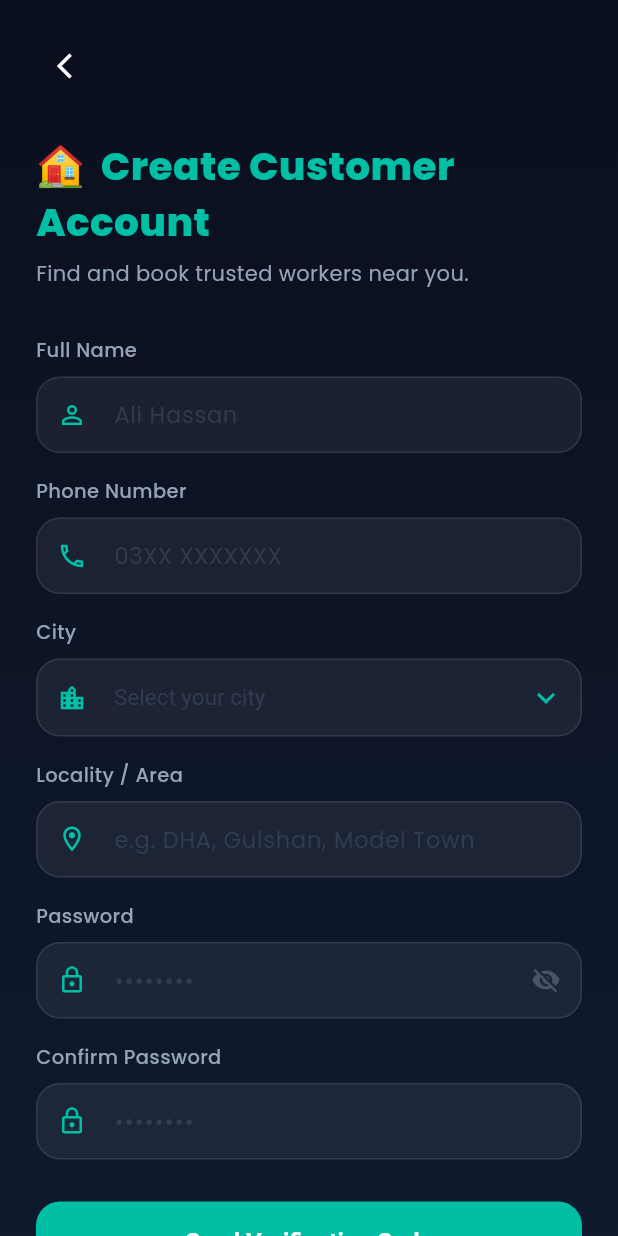
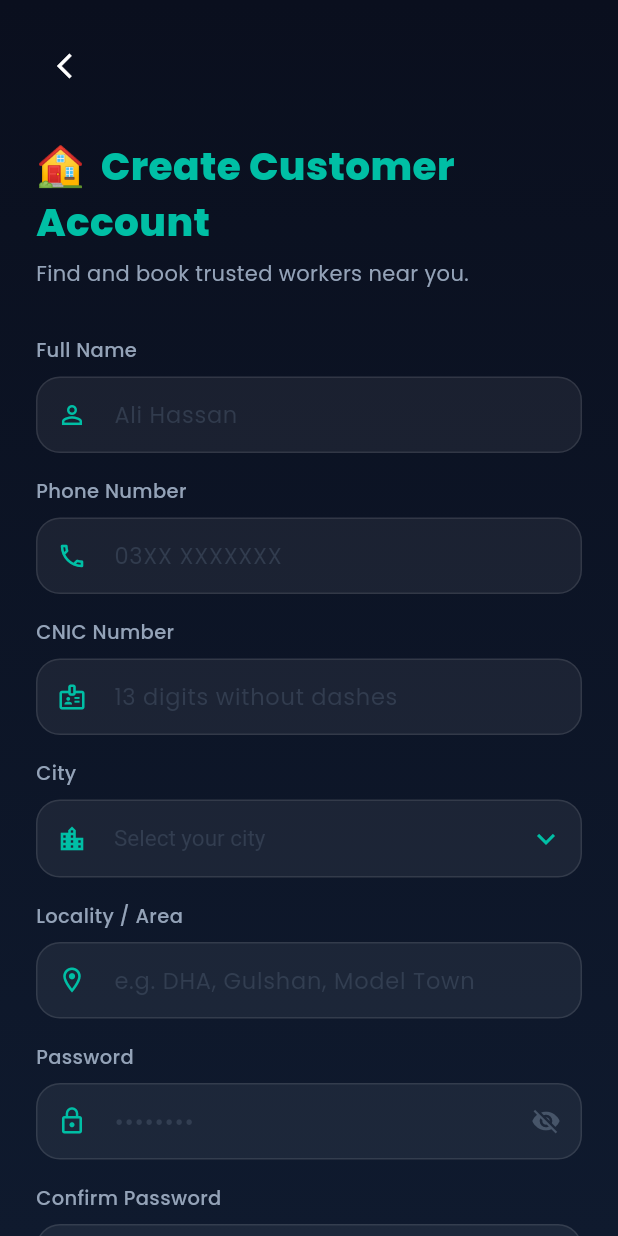
Before and after one commit to fastwithkamran/KaamYaab, a Flutter app: the CustomerSignupScreen screen opened directly, on a phone screen of 412 x 824 dp. Run offline on Flutter 3.47's test engine with Material 3 defaults, Android fonts, the phone set to English and light mode, and no system bars; drawn by our look-alikes of flutter_animate; our stand-ins replace fl_chart, flutter_riverpod, flutter_tts, geolocator, google_fonts, image_picker and 1 more; accounts and stored records are empty.

Commit message:
Remove email integration and add CNIC field with 13-digit validation
Agent-Logs-Url: https://github.com/fastwithkamran/Hackathon_Project/sessions/05fa6444-6a97-4190-970f-8c8846c6b273

Co-authored-by: mansoorahmedsurti <148683467+mansoorahmedsurti@users.noreply.github.com>

```diff
--- a/lib/models/user_model.dart
+++ b/lib/models/user_model.dart
@@ -4,7 +4,7 @@ class AppUser {
   final String uid;
   final String name;
   final String phone;
-  final String email;
+  final String cnic;
   final String city;
   final String area;
   final UserRole role;
@@ -26,7 +26,7 @@ class AppUser {
     required this.uid,
     required this.name,
     required this.phone,
-    required this.email,
+    required this.cnic,
     required this.city,
     required this.area,
     required this.role,
@@ -63,7 +63,7 @@ class AppUser {
       uid: json['uid'] as String,
       name: json['name'] as String,
       phone: json['phone'] as String,
-      email: json['email'] as String? ?? '',
+      cnic: json['cnic'] as String? ?? '',
       city: json['city'] as String,
       area: json['area'] as String? ?? '',
       role: json['role'] == 'worker' ? UserRole.worker : UserRole.customer,
@@ -88,7 +88,7 @@ class AppUser {
         'uid': uid,
         'name': name,
         'phone': phone,
-        'email': email,
+        'cnic': cnic,
         'city': city,
         'area': area,
         'role': role == UserRole.worker ? 'worker' : 'customer',
@@ -115,7 +115,7 @@ class AppUser {
       uid: uid,
       name: name,
       phone: phone,
-      email: email,
+      cnic: cnic,
       city: city,
       area: area,
       role: role,
--- a/lib/screens/auth/customer_signup_screen.dart
+++ b/lib/screens/auth/customer_signup_screen.dart
@@ -19,6 +19,7 @@ class _CustomerSignupScreenState extends State<CustomerSignupScreen> {
   final _formKey = GlobalKey<FormState>();
   final _nameCtrl = TextEditingController();
   final _phoneCtrl = TextEditingController();
+  final _cnicCtrl = TextEditingController();
   final _passCtrl = TextEditingController();
   final _confirmPassCtrl = TextEditingController();
   final _areaCtrl = TextEditingController();
@@ -36,7 +37,7 @@ class _CustomerSignupScreenState extends State<CustomerSignupScreen> {
   @override
   void dispose() {
     _nameCtrl.dispose(); _phoneCtrl.dispose();
-    _passCtrl.dispose(); _confirmPassCtrl.dispose(); _areaCtrl.dispose();
+    _cnicCtrl.dispose(); _passCtrl.dispose(); _confirmPassCtrl.dispose(); _areaCtrl.dispose();
     super.dispose();
   }
 
@@ -66,7 +67,7 @@ class _CustomerSignupScreenState extends State<CustomerSignupScreen> {
 
     final user = AppUser(
       uid: '', name: _nameCtrl.text.trim(), phone: _phoneCtrl.text.trim(),
-      email: '', city: _selectedCity ?? '', area: _areaCtrl.text.trim(),
+      cnic: _cnicCtrl.text.trim(), city: _selectedCity ?? '', area: _areaCtrl.text.trim(),
       role: UserRole.customer, createdAt: DateTime.now(),
     );
 
@@ -123,6 +124,22 @@ class _CustomerSignupScreenState extends State<CustomerSignupScreen> {
                     validator: (v) {
                       if (v == null || v.isEmpty) return 'Phone is required';
                       if (v.length < 10) return 'Enter a valid phone number';
+                      return null;
+                    }),
+                  const SizedBox(height: 16),
+
+                  AuthGlassInput(controller: _cnicCtrl, label: 'CNIC Number', hint: '13 digits without dashes',
+                    prefixIcon: Icons.badge_outlined, accentColor: AppTheme.tealPrimary,
+                    keyboardType: TextInputType.number,
+                    inputFormatters: const [
+                      FilteringTextInputFormatter.digitsOnly,
+                      LengthLimitingTextInputFormatter(13),
+                    ],
+                    validator: (v) {
+                      if (v == null || v.isEmpty) return 'CNIC is required';
+                      if (!RegExp(r'^\d{13}$').hasMatch(v)) {
+                        return 'Enter 13 digits without dashes';
+                      }
                       return null;
                     }),
                   const SizedBox(height: 16),
--- a/lib/screens/auth/worker_signup_screen.dart
+++ b/lib/screens/auth/worker_signup_screen.dart
@@ -50,6 +50,7 @@ class _WorkerSignupScreenState extends State<WorkerSignupScreen> {
   final _formKey = GlobalKey<FormState>();
   final _nameCtrl = TextEditingController();
   final _phoneCtrl = TextEditingController();
+  final _cnicCtrl = TextEditingController();
   final _passCtrl = TextEditingController();
   final _confirmPassCtrl = TextEditingController();
   final _rateCtrl = TextEditingController();
@@ -78,7 +79,7 @@ class _WorkerSignupScreenState extends State<WorkerSignupScreen> {
   @override
   void dispose() {
     _nameCtrl.dispose(); _phoneCtrl.dispose(); _passCtrl.dispose();
-    _confirmPassCtrl.dispose(); _rateCtrl.dispose(); _bioCtrl.dispose();
+    _cnicCtrl.dispose(); _confirmPassCtrl.dispose(); _rateCtrl.dispose(); _bioCtrl.dispose();
     super.dispose();
   }
 
@@ -180,7 +181,7 @@ class _WorkerSignupScreenState extends State<WorkerSignupScreen> {
 
     final user = AppUser(
       uid: '', name: _nameCtrl.text.trim(), phone: _phoneCtrl.text.trim(),
-      email: '', city: _selectedCity ?? '', area: '',
+      cnic: _cnicCtrl.text.trim(), city: _selectedCity ?? '', area: '',
       role: UserRole.worker, createdAt: DateTime.now(),
       serviceCategory: _selectedCategory, subRole: _selectedSubRole,
       skills: _selectedSkills,
@@ -253,6 +254,22 @@ class _WorkerSignupScreenState extends State<WorkerSignupScreen> {
                       validator: (v) {
                         if (v == null || v.isEmpty) return 'Phone is required';
                         if (v.length < 10) return 'Enter a valid phone number';
+                        return null;
+                      }),
+                  const SizedBox(height: 16),
+
+                  AuthGlassInput(controller: _cnicCtrl, label: 'CNIC Number', hint: '13 digits without dashes',
+                      prefixIcon: Icons.badge_outlined, accentColor: AppTheme.purpleAgent,
+                      keyboardType: TextInputType.number,
+                      inputFormatters: const [
+                        FilteringTextInputFormatter.digitsOnly,
+                        LengthLimitingTextInputFormatter(13),
+                      ],
+                      validator: (v) {
+                        if (v == null || v.isEmpty) return 'CNIC is required';
+                        if (!RegExp(r'^\d{13}$').hasMatch(v)) {
+                          return 'Enter 13 digits without dashes';
+                        }
                         return null;
                       }),
                   const SizedBox(height: 16),
--- a/lib/services/auth_service.dart
+++ b/lib/services/auth_service.dart
@@ -50,7 +50,7 @@ class AuthService {
       uid: uid,
       name: user.name,
       phone: user.phone,
-      email: user.email,
+      cnic: user.cnic,
       city: user.city,
       area: user.area,
       role: user.role,
@@ -202,31 +202,31 @@ class AuthService {
 
     final demos = [
       AppUser(uid: 'demo_plumber_1', name: 'Tariq Mehmood', phone: '03001234501',
-        email: '', city: 'Lahore', area: 'DHA Phase 5', role: UserRole.worker,
+        cnic: '3520212345671', city: 'Lahore', area: 'DHA Phase 5', role: UserRole.worker,
         createdAt: DateTime.now(), serviceCategory: 'Plumber',
         subRole: 'Emergency Plumber', skills: ['Pipe Fitting', 'Leak Repair', 'Bathroom Fitting'],
         baseRatePkr: 600, experienceYears: 8, isAvailable: true, rating: 4.8, totalJobs: 312,
         bio: '8 years experience in all types of plumbing. Available 24/7 for emergencies.'),
       AppUser(uid: 'demo_elec_1', name: 'Asif Raza', phone: '03001234502',
-        email: '', city: 'Karachi', area: 'Gulshan', role: UserRole.worker,
+        cnic: '4210112345672', city: 'Karachi', area: 'Gulshan', role: UserRole.worker,
         createdAt: DateTime.now(), serviceCategory: 'Electrician',
         subRole: 'Solar Installer', skills: ['Solar Panels', 'Inverter/UPS', 'Wiring', 'CCTV'],
         baseRatePkr: 800, experienceYears: 6, isAvailable: true, rating: 4.6, totalJobs: 187,
         bio: 'Expert in solar installation and power backup systems. Government certified.'),
       AppUser(uid: 'demo_ac_1', name: 'Usman Ali', phone: '03001234503',
-        email: '', city: 'Islamabad', area: 'G-13', role: UserRole.worker,
+        cnic: '6110112345673', city: 'Islamabad', area: 'G-13', role: UserRole.worker,
         createdAt: DateTime.now(), serviceCategory: 'AC Technician',
         subRole: 'Split AC Specialist', skills: ['AC Installation', 'Gas Filling', 'AC Service', 'Compressor Repair'],
         baseRatePkr: 1200, experienceYears: 5, isAvailable: true, rating: 4.9, totalJobs: 428,
         bio: 'Top-rated AC technician in Islamabad. Same-day service available.'),
       AppUser(uid: 'demo_carp_1', name: 'Nadeem Akhtar', phone: '03001234504',
-        email: '', city: 'Lahore', area: 'Johar Town', role: UserRole.worker,
+        cnic: '3520112345674', city: 'Lahore', area: 'Johar Town', role: UserRole.worker,
         createdAt: DateTime.now(), serviceCategory: 'Carpenter',
         subRole: 'Furniture Maker', skills: ['Furniture Repair', 'Kitchen Cabinets', 'Custom Work', 'Polishing'],
         baseRatePkr: 700, experienceYears: 12, isAvailable: false, rating: 4.7, totalJobs: 503,
         bio: 'Master carpenter with 12 years specializing in custom furniture and kitchen design.'),
       AppUser(uid: 'demo_paint_1', name: 'Kamran Shah', phone: '03001234505',
-        email: '', city: 'Karachi', area: 'DHA', role: UserRole.worker,
+        cnic: '4210112345675', city: 'Karachi', area: 'DHA', role: UserRole.worker,
         createdAt: DateTime.now(), serviceCategory: 'Painter',
         subRole: 'Texture Paint Expert', skills: ['Interior', 'Texture Paint', 'Waterproofing', 'Wood Polish'],
         baseRatePkr: 500, experienceYears: 7, isAvailable: true, rating: 4.5, totalJobs: 241,
--- a/lib/widgets/auth_widgets.dart
+++ b/lib/widgets/auth_widgets.dart
@@ -1,4 +1,5 @@
 import 'package:flutter/material.dart';
+import 'package:flutter/services.dart';
 import 'package:flutter_animate/flutter_animate.dart';
 import '../theme/app_theme.dart';
 
@@ -14,6 +15,7 @@ class AuthGlassInput extends StatelessWidget {
   final bool obscureText;
   final Widget? suffixIcon;
   final TextInputType? keyboardType;
+  final List<TextInputFormatter>? inputFormatters;
   final int? maxLines;
   final String? Function(String?)? validator;
 
@@ -27,6 +29,7 @@ class AuthGlassInput extends StatelessWidget {
     this.obscureText = false,
     this.suffixIcon,
     this.keyboardType,
+    this.inputFormatters,
     this.maxLines = 1,
     this.validator,
   });
@@ -46,6 +49,7 @@ class AuthGlassInput extends StatelessWidget {
           controller: controller,
           obscureText: obscureText,
           keyboardType: keyboardType,
+          inputFormatters: inputFormatters,
           maxLines: obscureText ? 1 : maxLines,
           validator: validator,
           style: const TextStyle(color: Colors.white, fontSize: 15),
```
Also changed, not shown: lib/screens/customer_hub_screen.dart (+0 -8 lines).
